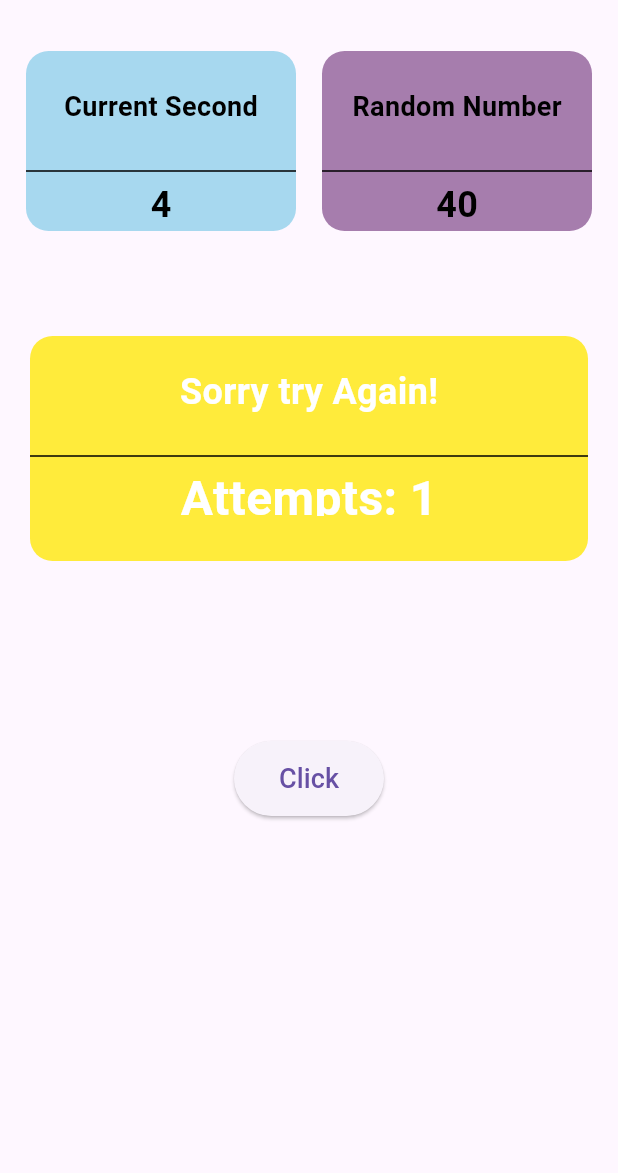
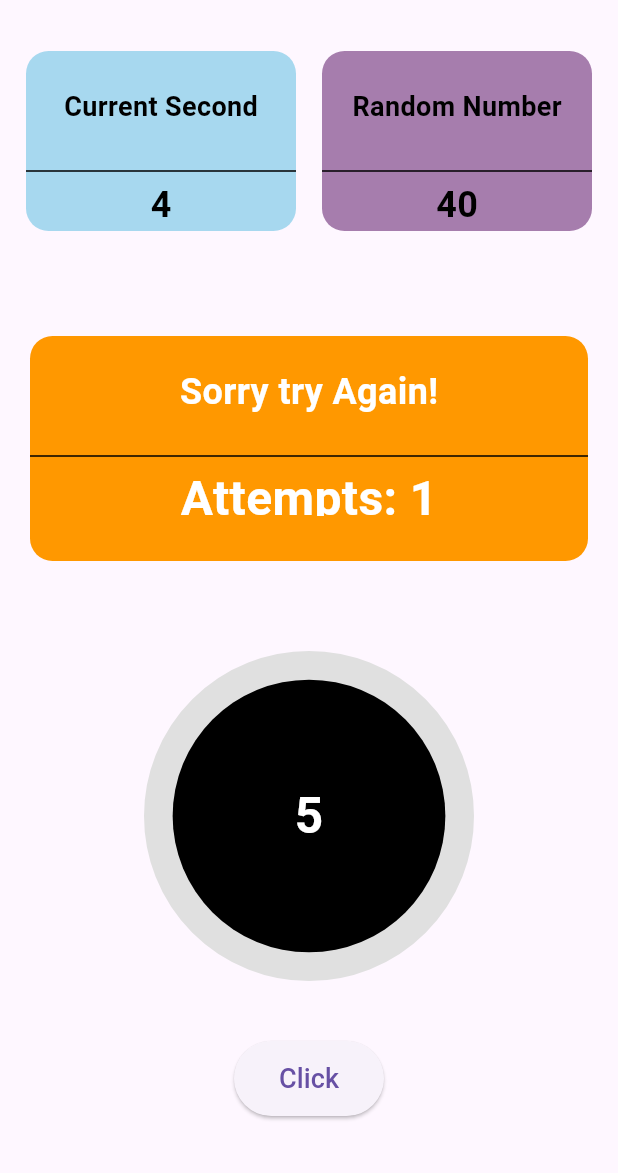
Before and after one commit to hetpatel4381/timer_app, a Flutter app: the screen it shows after launch, after a tap on "Click", on a phone screen of 412 x 824 dp, the part 63-1236 px from its top. Run offline on Flutter 3.47's test engine with Material 3 defaults, Android fonts, the phone set to English and light mode, and no system bars.

Commit message:
deleting the unnecessary files

```diff
--- a/lib/main.dart
+++ b/lib/main.dart
@@ -13,6 +13,7 @@ class MyApp extends StatelessWidget {
     return const MaterialApp(
       debugShowCheckedModeBanner: false,
       home: SplashScreen(),
+      // home: MyHomePage(title: 'Circular Countdown Timer'),
     );
   }
 }
--- a/lib/pages/timer_screen.dart
+++ b/lib/pages/timer_screen.dart
@@ -6,8 +6,6 @@ import 'package:timer_app/screens/circular_timer.dart';
 import 'package:timer_app/screens/current_second.dart';
 import 'package:timer_app/screens/random_number.dart';
 import 'package:timer_app/screens/success_failure.dart';
-
-// final GlobalKey<_CircularTimerWidgetState> circularTimerKey = GlobalKey<_CircularTimerWidgetState>();
 
 class TimerScreen extends StatefulWidget {
   const TimerScreen({Key? key}) : super(key: key);
@@ -22,10 +20,13 @@ class _TimerScreenState extends State<TimerScreen> {
   bool isSuccess = true;
   int scoreOrAttempts = 0;
 
+  late CircularTimerWidgetController _circilarTimerWidgetController;
+
   @override
   void initState() {
     super.initState();
     currentSecond = DateTime.now().second;
+    _circilarTimerWidgetController = CircularTimerWidgetController();
   }
 
   void updateCurrentSecond() {
@@ -52,12 +53,6 @@ class _TimerScreenState extends State<TimerScreen> {
         scoreOrAttempts++;
       });
     }
-  }
-
-  void updateCircularTimer() {
-    setState(() {
-      // circularTimerKey.currentState?.resetTimer();
-    });
   }
 
   @override
@@ -90,15 +85,15 @@ class _TimerScreenState extends State<TimerScreen> {
               scoreOrAttempts: scoreOrAttempts,
             ),
             const SizedBox(height: 50),
-            // CircularTimerWidget(
-            //   // key: circularTimerKey,
-            // ),
+            CircularTimerWidget(
+              controller: _circilarTimerWidgetController,
+                ),
             const SizedBox(height: 50),
             ButtonWidget(
               onPressedFunction: [
                 () => updateCurrentSecond(),
                 () => updateRandomNumber(),
-                () => updateCircularTimer(),
+                () => _circilarTimerWidgetController.restart(),
               ],
               checkSuccess: checkSuccess,
             ),
--- a/lib/screens/circular_timer.dart
+++ b/lib/screens/circular_timer.dart
@@ -1,64 +1,61 @@
-import 'dart:async';
-
+import 'package:circular_countdown_timer/circular_countdown_timer.dart';
 import 'package:flutter/material.dart';
-import 'package:circular_countdown_timer/circular_countdown_timer.dart';
 
 class CircularTimerWidget extends StatefulWidget {
-  const CircularTimerWidget({
-    Key? key,
-  }) : super(key: key);
+  final CircularTimerWidgetController controller;
+  const CircularTimerWidget({Key? key, required this.controller})
+      : super(key: key);
 
   @override
   State<CircularTimerWidget> createState() => _CircularTimerWidgetState();
 }
 
 class _CircularTimerWidgetState extends State<CircularTimerWidget> {
-  int duration = 5;
-  late Timer _timer;
-
-  @override
-  void initState() {
-    super.initState();
-    _startTimer();
-  }
-
-  void _startTimer() {
-    _timer = Timer.periodic(const Duration(seconds: 5), (timer) {
-      _resetTimer();
-    });
-  }
-
-  void _resetTimer() {
-    setState(() {
-      duration = 5;
-    });
-  }
-
-  void _onButtonClick() {
-    _timer.cancel();
-    _startTimer();
-    _resetTimer();
-  }
-
-  void resetTimer() {
-    _resetTimer();
-  }
-
-  void dispose() {
-    _timer.cancel();
-    super.dispose();
-  }
+  final int _duration = 5;
+  final CountDownController _controller = CountDownController();
 
   @override
   Widget build(BuildContext context) {
+    widget.controller.setController(_controller);
+
     return CircularCountDownTimer(
+      duration: _duration,
+      controller: _controller,
       width: MediaQuery.of(context).size.width / 2,
       height: 200,
-      duration: duration,
-      fillColor: Colors.green,
-      ringColor: Colors.red,
+      ringColor: Colors.grey[300]!,
+      fillColor: Colors.black45,
+      backgroundColor: Colors.black,
+      strokeWidth: 20.0,
+      strokeCap: StrokeCap.round,
+      textStyle: const TextStyle(
+        fontSize: 33.0,
+        color: Colors.white,
+        fontWeight: FontWeight.bold,
+      ),
+      textFormat: CountdownTextFormat.S,
       isReverse: true,
-      textStyle: const TextStyle(fontSize: 32),
+      isTimerTextShown: true,
+      autoStart: false,
+      timeFormatterFunction: ((defaultFormatterFunction, duration) {
+        if (duration.inSeconds == 0) {
+          return "Restart";
+        } else {
+          return Function.apply(defaultFormatterFunction, [duration]);
+        }
+      }),
     );
   }
 }
+
+class CircularTimerWidgetController {
+  CountDownController? _internalController;
+
+  void setController(CountDownController controller) {
+    _internalController = controller;
+  }
+
+  void restart() {
+    _internalController?.restart(duration: 5);
+  }
+}
--- a/lib/screens/success_failure.dart
+++ b/lib/screens/success_failure.dart
@@ -17,7 +17,7 @@ class SuccessFailureWidget extends StatelessWidget {
       height: 150,
       width: double.infinity,
       margin: const EdgeInsets.all(20),
-      color: isSuccess ? Colors.green : Colors.yellow,
+      color: isSuccess ? Colors.green : Colors.orange,
       title: isSuccess ? 'Success' : 'Sorry try Again!',
       subTitle:
           isSuccess ? 'Score: $scoreOrAttempts' : 'Attempts: $scoreOrAttempts',
--- a/lib/widgets/app_container.dart
+++ b/lib/widgets/app_container.dart
@@ -1,7 +1,7 @@
 import 'package:flutter/material.dart';
 
 class AppContainer extends StatelessWidget {
-  AppContainer({
+  const AppContainer({
     Key? key,
     required this.title,
     this.subTitle = '60',
@@ -15,7 +15,7 @@ class AppContainer extends StatelessWidget {
   }) : super(key: key);
 
   final String title;
-  String subTitle;
+  final String subTitle;
   final Color? color;
   final double height, width;
   final EdgeInsetsGeometry margin;
```
Also changed, not shown: lib/models/timer_model.dart (deleted, +0 -35 lines), lib/providers/timer_provider.dart (deleted).
